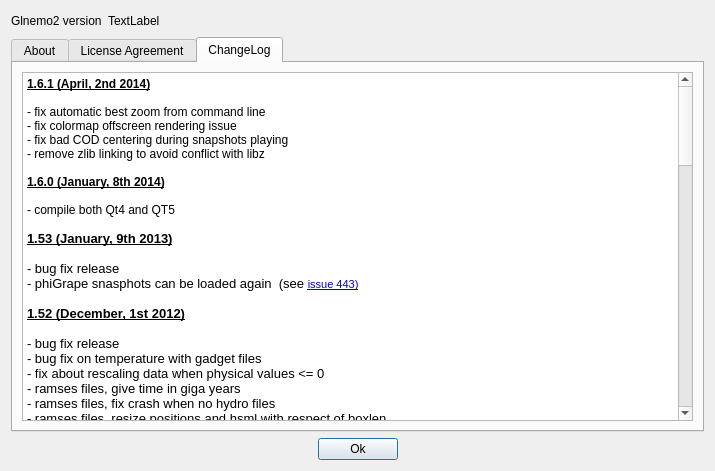
The window that usr/jcl/glnemo2/src/formabout.ui (teuben/nemo) describes before a commit, drawn with Qt 5.
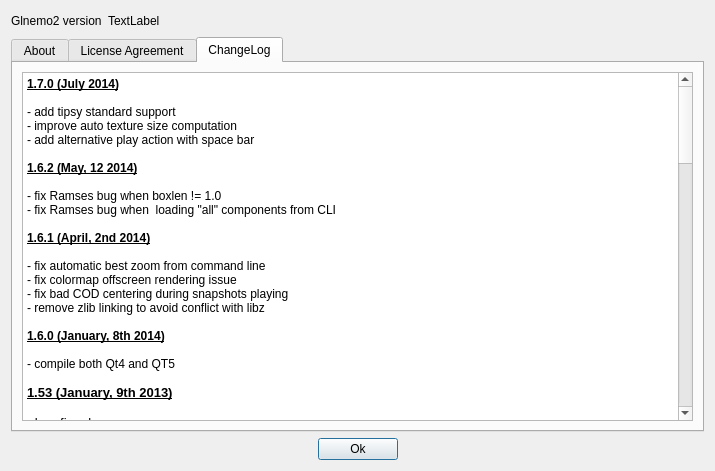
The same window after the commit. Icons and pictures are not drawn.

```diff
--- a/usr/jcl/glnemo2/src/formabout.ui
+++ b/usr/jcl/glnemo2/src/formabout.ui
@@ -1027,6 +1027,17 @@
 &lt;table border=&quot;0&quot; style=&quot;-qt-table-type: root; margin-top:4px; margin-bottom:4px; margin-left:4px; margin-right:4px;&quot;&gt;
 &lt;tr&gt;
 &lt;td style=&quot;border: none;&quot;&gt;
+&lt;p style=&quot; margin-top:0px; margin-bottom:0px; margin-left:0px; margin-right:0px; -qt-block-indent:0; text-indent:0px;&quot;&gt;&lt;span style=&quot; font-weight:600; text-decoration: underline;&quot;&gt;1.7.0 (July 2014)&lt;/span&gt;&lt;/p&gt;
+&lt;p style=&quot;-qt-paragraph-type:empty; margin-top:0px; margin-bottom:0px; margin-left:0px; margin-right:0px; -qt-block-indent:0; text-indent:0px; font-weight:600; text-decoration: underline;&quot;&gt;&lt;br /&gt;&lt;/p&gt;
+&lt;p style=&quot; margin-top:0px; margin-bottom:0px; margin-left:0px; margin-right:0px; -qt-block-indent:0; text-indent:0px;&quot;&gt;- add tipsy standard support&lt;/p&gt;
+&lt;p style=&quot; margin-top:0px; margin-bottom:0px; margin-left:0px; margin-right:0px; -qt-block-indent:0; text-indent:0px;&quot;&gt;- improve auto texture size computation&lt;/p&gt;
+&lt;p style=&quot; margin-top:0px; margin-bottom:0px; margin-left:0px; margin-right:0px; -qt-block-indent:0; text-indent:0px;&quot;&gt;- add alternative play action with space bar&lt;/p&gt;
+&lt;p style=&quot;-qt-paragraph-type:empty; margin-top:0px; margin-bottom:0px; margin-left:0px; margin-right:0px; -qt-block-indent:0; text-indent:0px;&quot;&gt;&lt;br /&gt;&lt;/p&gt;
+&lt;p style=&quot; margin-top:0px; margin-bottom:0px; margin-left:0px; margin-right:0px; -qt-block-indent:0; text-indent:0px;&quot;&gt;&lt;span style=&quot; font-weight:600; text-decoration: underline;&quot;&gt;1.6.2 (May, 12 2014)&lt;/span&gt;&lt;/p&gt;
+&lt;p style=&quot;-qt-paragraph-type:empty; margin-top:0px; margin-bottom:0px; margin-left:0px; margin-right:0px; -qt-block-indent:0; text-indent:0px; font-weight:600; text-decoration: underline;&quot;&gt;&lt;br /&gt;&lt;/p&gt;
+&lt;p style=&quot; margin-top:0px; margin-bottom:0px; margin-left:0px; margin-right:0px; -qt-block-indent:0; text-indent:0px;&quot;&gt;- fix Ramses bug when boxlen != 1.0&lt;/p&gt;
+&lt;p style=&quot; margin-top:0px; margin-bottom:0px; margin-left:0px; margin-right:0px; -qt-block-indent:0; text-indent:0px;&quot;&gt;- fix Ramses bug when  loading &amp;quot;all&amp;quot; components from CLI&lt;/p&gt;
+&lt;p style=&quot;-qt-paragraph-type:empty; margin-top:0px; margin-bottom:0px; margin-left:0px; margin-right:0px; -qt-block-indent:0; text-indent:0px;&quot;&gt;&lt;br /&gt;&lt;/p&gt;
 &lt;p style=&quot; margin-top:0px; margin-bottom:0px; margin-left:0px; margin-right:0px; -qt-block-indent:0; text-indent:0px;&quot;&gt;&lt;span style=&quot; font-weight:600; text-decoration: underline;&quot;&gt;1.6.1 (April, 2nd 2014)&lt;/span&gt;&lt;/p&gt;
 &lt;p style=&quot;-qt-paragraph-type:empty; margin-top:0px; margin-bottom:0px; margin-left:0px; margin-right:0px; -qt-block-indent:0; text-indent:0px;&quot;&gt;&lt;br /&gt;&lt;/p&gt;
 &lt;p style=&quot; margin-top:0px; margin-bottom:0px; margin-left:0px; margin-right:0px; -qt-block-indent:0; text-indent:0px;&quot;&gt;- fix automatic best zoom from command line&lt;/p&gt;
```
